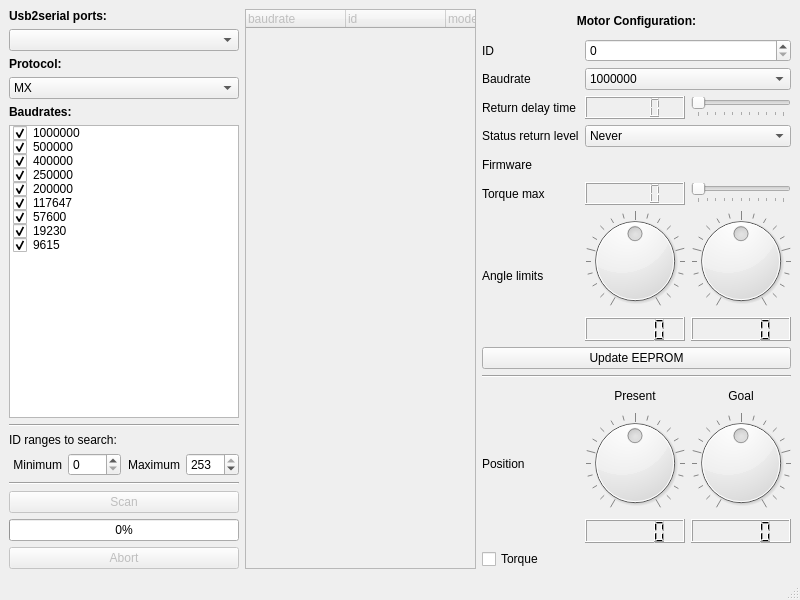
Old version of the form pypot/tools/herborist/herborist.ui in the repository poppy-project/pypot.
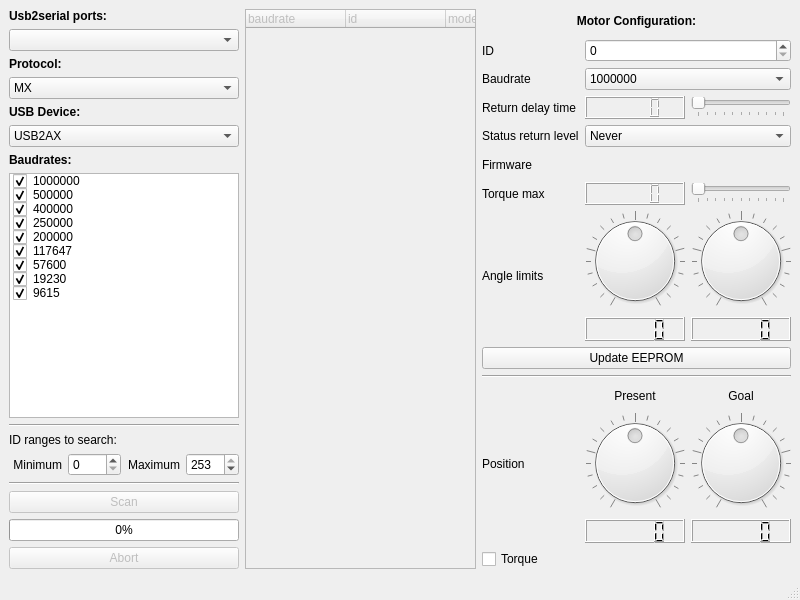
New version of the form.

Commit message: manage USB2DYNAMIXEL (change baudrate 57600 to 57142)

What changed in the file:
```diff
--- a/pypot/tools/herborist/herborist.ui
+++ b/pypot/tools/herborist/herborist.ui
@@ -80,6 +80,33 @@
              </item>
              </widget>
         </item>
+        <item>
+         <widget class="QLabel" name="label">
+          <property name="font">
+           <font>
+            <weight>75</weight>
+            <bold>true</bold>
+           </font>
+          </property>
+          <property name="text">
+           <string>USB Device:</string>
+          </property>
+         </widget>
+        </item>
+        <item>
+         <widget class="QComboBox" name="usb_device_box">
+         <item>
+              <property name="text">
+               <string>USB2AX</string>
+              </property>
+             </item>
+             <item>
+              <property name="text">
+               <string>USB2DYNAMIXEL</string>
+              </property>
+             </item>
+             </widget>
+        </item>
         <item>
          <widget class="QLabel" name="label_2">
           <property name="font">
```
The commit also changes 1 other file.
